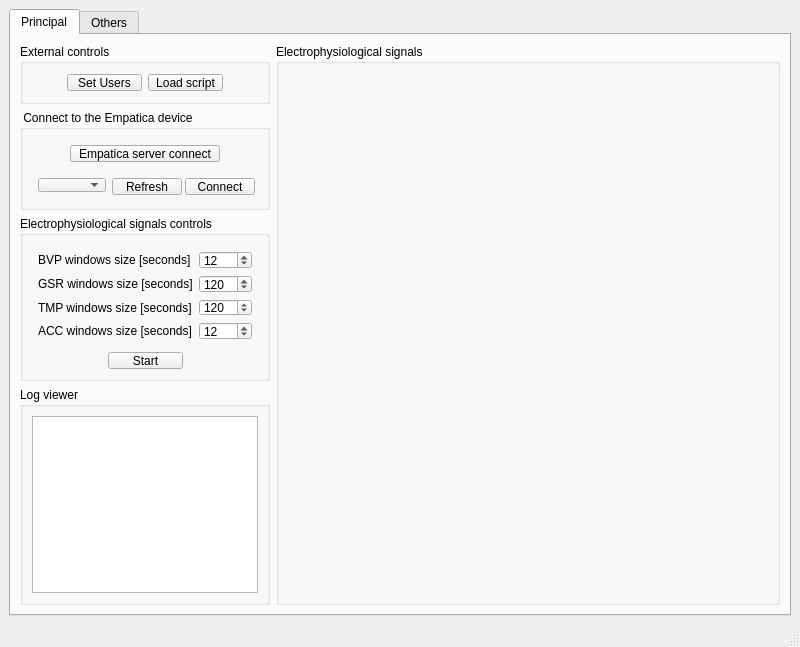
Before: the Qt Designer form QTDesigner/biosignals.ui in mikelval82/Biosignals, drawn with Qt 5.
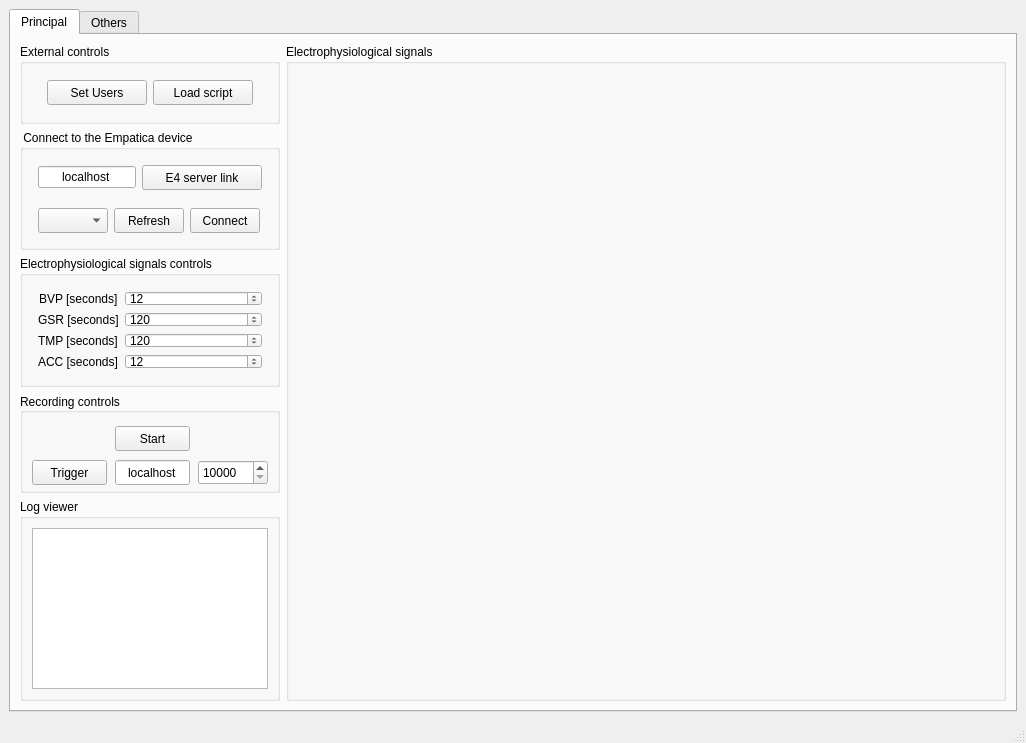
After: the same form once the commit is applied. Custom widgets are drawn as their Qt base class.

What changed in the file:
```diff
--- a/QTDesigner/biosignals.ui
+++ b/QTDesigner/biosignals.ui
@@ -6,8 +6,8 @@
    <rect>
     <x>0</x>
     <y>0</y>
-    <width>800</width>
-    <height>647</height>
+    <width>1026</width>
+    <height>743</height>
    </rect>
   </property>
   <property name="windowTitle">
@@ -40,14 +40,14 @@
            <widget class="QGroupBox" name="external_groupBox">
             <property name="minimumSize">
              <size>
-              <width>250</width>
-              <height>60</height>
+              <width>260</width>
+              <height>80</height>
              </size>
             </property>
             <property name="maximumSize">
              <size>
-              <width>250</width>
-              <height>60</height>
+              <width>260</width>
+              <height>80</height>
              </size>
             </property>
             <property name="title">
@@ -73,14 +73,14 @@
                 <widget class="QPushButton" name="btn_user">
                  <property name="minimumSize">
                   <size>
-                   <width>75</width>
-                   <height>17</height>
+                   <width>100</width>
+                   <height>25</height>
                   </size>
                  </property>
                  <property name="maximumSize">
                   <size>
-                   <width>75</width>
-                   <height>17</height>
+                   <width>100</width>
+                   <height>25</height>
                   </size>
                  </property>
                  <property name="text">
@@ -92,14 +92,14 @@
                 <widget class="QPushButton" name="btn_loadScript">
                  <property name="minimumSize">
                   <size>
-                   <width>75</width>
-                   <height>17</height>
+                   <width>100</width>
+                   <height>25</height>
                   </size>
                  </property>
                  <property name="maximumSize">
                   <size>
-                   <width>75</width>
-                   <height>17</height>
+                   <width>100</width>
+                   <height>25</height>
                   </size>
                  </property>
                  <property name="text">
@@ -129,14 +129,14 @@
            <widget class="QGroupBox" name="connect_groupBox">
             <property name="minimumSize">
              <size>
-              <width>250</width>
-              <height>100</height>
+              <width>260</width>
+              <height>120</height>
              </size>
             </property>
             <property name="maximumSize">
              <size>
-              <width>250</width>
-              <height>100</height>
+              <width>260</width>
+              <height>120</height>
              </size>
             </property>
             <property name="title">
@@ -158,50 +158,34 @@
                 <number>6</number>
                </property>
                <item>
-                <spacer name="empatica_left_horizontalSpacer">
-                 <property name="orientation">
-                  <enum>Qt::Horizontal</enum>
+                <widget class="QLineEdit" name="E4_server_IP_textEdit">
+                 <property name="text">
+                  <string>localhost</string>
                  </property>
-                 <property name="sizeHint" stdset="0">
-                  <size>
-                   <width>40</width>
-                   <height>20</height>
-                  </size>
+                 <property name="alignment">
+                  <set>Qt::AlignCenter</set>
                  </property>
-                </spacer>
+                </widget>
                </item>
                <item>
                 <widget class="QPushButton" name="btn_server">
                  <property name="minimumSize">
                   <size>
-                   <width>150</width>
-                   <height>17</height>
+                   <width>120</width>
+                   <height>25</height>
                   </size>
                  </property>
                  <property name="maximumSize">
                   <size>
-                   <width>150</width>
-                   <height>17</height>
+                   <width>120</width>
+                   <height>25</height>
                   </size>
                  </property>
                  <property name="text">
-                  <string>Empatica server connect</string>
+                  <string>E4 server link</string>
                  </property>
                 </widget>
                </item>
-               <item>
-                <spacer name="empatica_rigth_horizontalSpacer">
-                 <property name="orientation">
-                  <enum>Qt::Horizontal</enum>
-                 </property>
-                 <property name="sizeHint" stdset="0">
-                  <size>
-                   <width>40</width>
-                   <height>20</height>
-                  </size>
-                 </property>
-                </spacer>
-               </item>
               </layout>
              </item>
              <item>
@@ -225,14 +209,14 @@
                  </property>
                  <property name="minimumSize">
                   <size>
-                   <width>0</width>
-                   <height>0</height>
+                   <width>70</width>
+                   <height>25</height>
                   </size>
                  </property>
                  <property name="maximumSize">
                   <size>
                    <width>70</width>
-                   <height>16777215</height>
+                   <height>25</height>
                   </size>
                  </property>
                  <property name="editable">
@@ -254,13 +238,13 @@
                  <property name="minimumSize">
                   <size>
                    <width>70</width>
-                   <height>17</height>
+                   <height>25</height>
                   </size>
                  </property>
                  <property name="maximumSize">
                   <size>
                    <width>70</width>
-                   <height>17</height>
+                   <height>25</height>
                   </size>
                  </property>
                  <property name="text">
@@ -273,13 +257,13 @@
                  <property name="minimumSize">
                   <size>
                    <width>70</width>
-                   <height>17</height>
+                   <height>25</height>
                   </size>
                  </property>
                  <property name="maximumSize">
                   <size>
                    <width>70</width>
-                   <height>17</height>
+                   <height>25</height>
                   </size>
                  </property>
                  <property name="text">
@@ -296,14 +280,14 @@
            <widget class="QGroupBox" name="controls_groupBox">
             <property name="minimumSize">
              <size>
-              <width>250</width>
-              <height>165</height>
+              <width>260</width>
+              <height>100</height>
              </size>
             </property>
             <property name="maximumSize">
              <size>
-              <width>250</width>
-              <height>165</height>
+              <width>260</width>
+              <height>200</height>
              </size>
             </property>
             <property name="title">
@@ -312,6 +296,12 @@
             <layout class="QVBoxLayout" name="verticalLayout_3">
              <item>
               <layout class="QFormLayout" name="windowsSize_formLayout">
+               <property name="labelAlignment">
+                <set>Qt::AlignCenter</set>
+               </property>
+               <property name="formAlignment">
+                <set>Qt::AlignCenter</set>
+               </property>
                <property name="horizontalSpacing">
                 <number>6</number>
                </property>
@@ -333,12 +323,18 @@
                <item row="0" column="0">
                 <widget class="QLabel" name="bvpWindowsSize_label">
                  <property name="text">
-                  <string>BVP windows size [seconds]</string>
+                  <string>BVP [seconds]</string>
                  </property>
                 </widget>
                </item>
                <item row="0" column="1">
                 <widget class="QSpinBox" name="bvpWindowsSize_spinBox">
+                 <property name="maximumSize">
+                  <size>
+                   <width>16777215</width>
+                   <height>16777215</height>
+                  </size>
+                 </property>
                  <property name="minimum">
                   <number>5</number>
                  </property>
@@ -353,12 +349,18 @@
                <item row="1" column="0">
                 <widget class="QLabel" name="gsrWindowsSize_label">
                  <property name="text">
-                  <string>GSR windows size [seconds]</string>
+                  <string>GSR [seconds]</string>
                  </property>
                 </widget>
                </item>
                <item row="1" column="1">
-                <widget class="QSpinBox" name="gsrWindowsSize_spinBox">
+                <widget class="QSpinBox" name="tmpWindowsSize_spinBox">
+                 <property name="maximumSize">
+                  <size>
+                   <width>16777215</width>
+                   <height>16777215</height>
+                  </size>
+                 </property>
                  <property name="minimum">
                   <number>5</number>
                  </property>
@@ -373,12 +375,18 @@
                <item row="2" column="0">
                 <widget class="QLabel" name="tmpWindowsSize_label">
                  <property name="text">
-                  <string>TMP windows size [seconds]</string>
+                  <string>TMP [seconds]</string>
                  </property>
                 </widget>
                </item>
                <item row="2" column="1">
-                <widget class="QSpinBox" name="tmpWindowsSize_spinBox">
+                <widget class="QSpinBox" name="gsrWindowsSize_spinBox">
+                 <property name="maximumSize">
+                  <size>
+                   <width>16777215</width>
+                   <height>16777215</height>
+                  </size>
+                 </property>
                  <property name="minimum">
                   <number>5</number>
                  </property>
@@ -393,12 +401,18 @@
                <item row="3" column="0">
                 <widget class="QLabel" name="accWindowsSize_label">
                  <property name="text">
-                  <string>ACC windows size [seconds]</string>
+                  <string>ACC [seconds]</string>
                  </property>
                 </widget>
                </item>
                <item row="3" column="1">
                 <widget class="QSpinBox" name="accWindowsSize_spinBox">
+                 <property name="maximumSize">
+                  <size>
+                   <width>16777215</width>
+                   <height>16777215</height>
+                  </size>
+                 </property>
                  <property name="minimum">
                   <number>5</number>
                  </property>
@@ -412,72 +426,203 @@
                </item>
               </layout>
              </item>
-             <item>
-              <layout class="QHBoxLayout" name="controls_horizontalLayout">
-               <item>
-                <spacer name="controls_left_horizontalSpacer">
-                 <property name="orientation">
-                  <enum>Qt::Horizontal</enum>
-                 </property>
-                 <property name="sizeHint" stdset="0">
-                  <size>
-                   <width>13</width>
-                   <height>17</height>
-                  </size>
-                 </property>
-                </spacer>
-               </item>
-               <item>
-                <widget class="QPushButton" name="btn_start">
-                 <property name="enabled">
-                  <bool>true</bool>
-                 </property>
-                 <property name="minimumSize">
-                  <size>
-                   <width>75</width>
-                   <height>17</height>
-                  </size>
-                 </property>
-                 <property name="maximumSize">
-                  <size>
-                   <width>74</width>
-                   <height>17</height>
-                  </size>
-                 </property>
-                 <property name="text">
-                  <string>Start</string>
-                 </property>
-                </widget>
-               </item>
-               <item>
-                <spacer name="controls_rigth_horizontalSpacer">
-                 <property name="orientation">
-                  <enum>Qt::Horizontal</enum>
-                 </property>
-                 <property name="sizeHint" stdset="0">
-                  <size>
-                   <width>13</width>
-                   <height>17</height>
-                  </size>
-                 </property>
-                </spacer>
-               </item>
-              </layout>
-             </item>
             </layout>
            </widget>
           </item>
+          <item>
+           <widget class="QGroupBox" name="groupBox">
+            <property name="minimumSize">
+             <size>
+              <width>260</width>
+              <height>100</height>
+             </size>
+            </property>
+            <property name="maximumSize">
+             <size>
+              <width>260</width>
+              <height>100</height>
+             </size>
+            </property>
+            <property name="title">
+             <string>Recording controls</string>
+            </property>
+            <property name="alignment">
+             <set>Qt::AlignLeading|Qt::AlignLeft|Qt::AlignVCenter</set>
+            </property>
+            <widget class="QWidget" name="layoutWidget">
+             <property name="geometry">
+              <rect>
+               <x>10</x>
+               <y>30</y>
+               <width>243</width>
+               <height>67</height>
+              </rect>
+             </property>
+             <layout class="QGridLayout" name="gridLayout_3">
+              <item row="2" column="2">
+               <widget class="QSpinBox" name="PORT_spinBox">
+                <property name="minimumSize">
+                 <size>
+                  <width>70</width>
+                  <height>25</height>
+                 </size>
+                </property>
+                <property name="maximumSize">
+                 <size>
+                  <width>70</width>
+                  <height>25</height>
+                 </size>
+                </property>
+                <property name="palette">
+                 <palette>
+                  <active>
+                   <colorrole role="Highlight">
+                    <brush brushstyle="SolidPattern">
+                     <color alpha="255">
+                      <red>0</red>
+                      <green>255</green>
+                      <blue>127</blue>
+                     </color>
+                    </brush>
+                   </colorrole>
+                   <colorrole role="HighlightedText">
+                    <brush brushstyle="SolidPattern">
+                     <color alpha="255">
+                      <red>190</red>
+                      <green>209</green>
+                      <blue>247</blue>
+                     </color>
+                    </brush>
+                   </colorrole>
+                  </active>
+                  <inactive>
+                   <colorrole role="Highlight">
+                    <brush brushstyle="SolidPattern">
+                     <color alpha="255">
+                      <red>0</red>
+                      <green>255</green>
+                      <blue>127</blue>
+                     </color>
+                    </brush>
+                   </colorrole>
+                   <colorrole role="HighlightedText">
+                    <brush brushstyle="SolidPattern">
+                     <color alpha="255">
+                      <red>190</red>
+                      <green>209</green>
+                      <blue>247</blue>
+                     </color>
+                    </brush>
+                   </colorrole>
+                  </inactive>
+                  <disabled>
+                   <colorrole role="Highlight">
+                    <brush brushstyle="SolidPattern">
+                     <color alpha="255">
+                      <red>38</red>
+                      <green>42</green>
+                      <blue>48</blue>
+                     </color>
+                    </brush>
+                   </colorrole>
+                   <colorrole role="HighlightedText">
+                    <brush brushstyle="SolidPattern">
+                     <color alpha="255">
+                      <red>190</red>
+                      <green>209</green>
+                      <blue>247</blue>
+                     </color>
+                    </brush>
+                   </colorrole>
+                  </disabled>
+                 </palette>
+                </property>
+                <property name="minimum">
+                 <number>10000</number>
+                </property>
+                <property name="maximum">
+                 <number>11000</number>
+                </property>
+               </widget>
+              </item>
+              <item row="2" column="0">
+               <widget class="QPushButton" name="btn_trigger">
+                <property name="minimumSize">
+                 <size>
+                  <width>75</width>
+                  <height>25</height>
+                 </size>
+                </property>
+                <property name="maximumSize">
+                 <size>
+                  <width>75</width>
+                  <height>25</height>
+                 </size>
+                </property>
+                <property name="text">
+                 <string>Trigger</string>
+                </property>
+               </widget>
+              </item>
+              <item row="1" column="1">
+               <widget class="QPushButton" name="btn_start">
+                <property name="enabled">
+                 <bool>true</bool>
+                </property>
+                <property name="minimumSize">
+                 <size>
+                  <width>75</width>
+                  <height>25</height>
+                 </size>
+                </property>
+                <property name="maximumSize">
+                 <size>
+                  <width>75</width>
+                  <height>25</height>
+                 </size>
+                </property>
+                <property name="text">
+                 <string>Start</string>
+                </property>
+               </widget>
+              </item>
+              <item row="2" column="1">
+               <widget class="QLineEdit" name="IP_textEdit">
+                <property name="minimumSize">
+                 <size>
+                  <width>75</width>
+                  <height>25</height>
+                 </size>
+                </property>
+                <property name="maximumSize">
+                 <size>
+                  <width>75</width>
+                  <height>25</height>
+                 </size>
+                </property>
+                <property name="text">
+                 <string>localhost</string>
+                </property>
+                <property name="alignment">
+                 <set>Qt::AlignCenter</set>
+                </property>
+               </widget>
+              </item>
+             </layout>
+            </widget>
+           </widget>
+          </item>
           <item>
            <widget class="QGroupBox" name="log_groupBox">
             <property name="minimumSize">
              <size>
-              <width>250</width>
-              <height>200</height>
+              <width>260</width>
+              <height>30</height>
              </size>
             </property>
             <property name="maximumSize">
              <size>
-              <width>250</width>
+              <width>260</width>
               <height>16777215</height>
              </size>
             </property>
```
Left out of the diff: 12 changed lines with no effect on the pictures.
